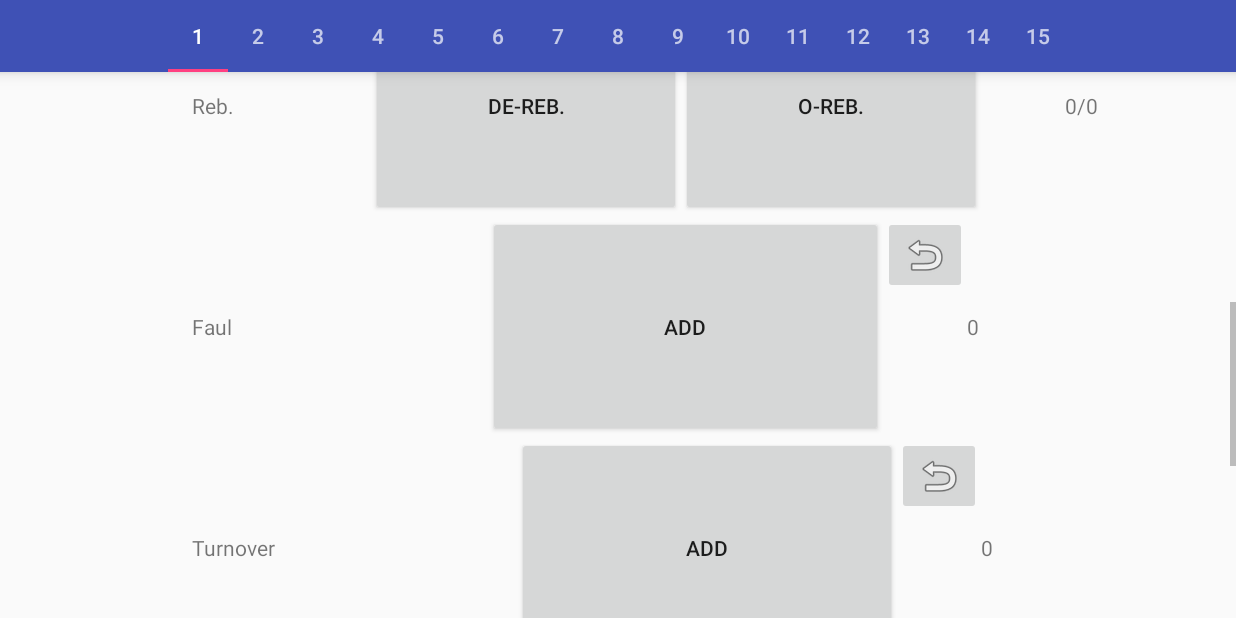
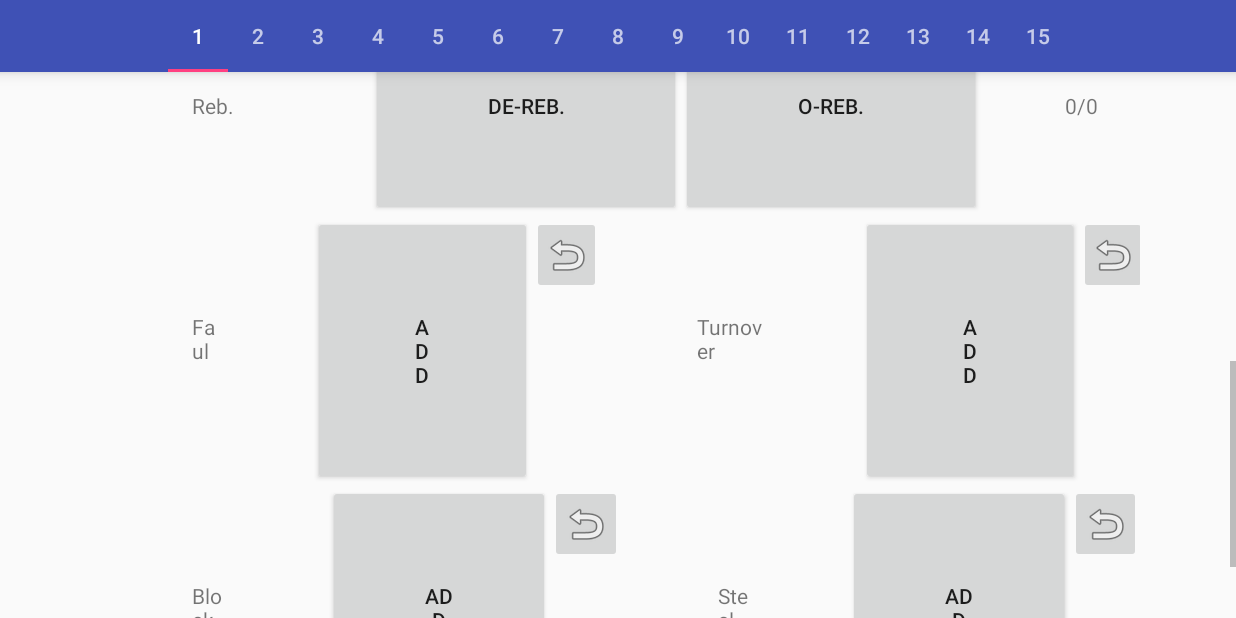
Before and after one commit to idiotleon/BBallerScoreBoard, an Android app: the ScoreBoardMainActivity screen opened directly, with no data from a screen before it, scrolled down 509 dp, on a phone screen of 824 x 412 dp (held sideways). Run offline under Robolectric (Android 15) with nearby library versions, the phone set to English and light mode, and no system bars.

```diff
--- /dev/null
+++ b/app/src/main/java/com/leontheprofessional/bballscoreboard/database/GameContentProvider.java
@@ -0,0 +1,4 @@
+package com.leontheprofessional.bballscoreboard.database;
+
+public class GameContentProvider {
+}
--- a/app/src/main/java/com/leontheprofessional/bballscoreboard/scoreboard/ScoreBoardMainActivity.java
+++ b/app/src/main/java/com/leontheprofessional/bballscoreboard/scoreboard/ScoreBoardMainActivity.java
@@ -1,19 +1,14 @@
 package com.leontheprofessional.bballscoreboard.scoreboard;
 
-import android.app.FragmentManager;
-import android.app.FragmentTransaction;
 import android.os.Bundle;
 import android.support.annotation.Nullable;
 import android.support.design.widget.TabLayout;
 import android.support.v4.app.Fragment;
 import android.support.v4.app.FragmentPagerAdapter;
-import android.support.v4.view.PagerAdapter;
 import android.support.v4.view.ViewPager;
 import android.support.v7.app.AppCompatActivity;
-import android.view.View;
-import android.view.ViewGroup;
 
-import com.leontheprofessional.bballscoreboard.Helper.CommonConstants;
+import com.leontheprofessional.bballscoreboard.helpers.CommonConstants;
 import com.leontheprofessional.bballscoreboard.R;
 
 public class ScoreBoardMainActivity extends AppCompatActivity {
@@ -22,14 +17,6 @@ public class ScoreBoardMainActivity extends AppCompatActivity {
     protected void onCreate(@Nullable Bundle savedInstanceState) {
         super.onCreate(savedInstanceState);
         setContentView(R.layout.scoreboard_activity_main);
-
-        /*
-        FragmentManager fragmentManager = getFragmentManager();
-        FragmentTransaction fragmentTransaction = fragmentManager.beginTransaction();
-        ScoreBoardMainFragment scoreBoardMainFragment = new ScoreBoardMainFragment();
-        fragmentTransaction.replace(R.id.scoreboard_activity_main_container, scoreBoardMainFragment);
-        fragmentTransaction.commit();
-        */
 
         final TabLayout tabLayout = (TabLayout) findViewById(R.id.scoreboard_activity_main_tab_layout);
         tabLayout.addTab(tabLayout.newTab().setText("1"));
@@ -57,7 +44,8 @@ public class ScoreBoardMainActivity extends AppCompatActivity {
                 // todo: update with the original data for the fragment that is going to be inflated
                 ScoreBoardMainFragment scoreBoardMainFragment = new ScoreBoardMainFragment();
                 Bundle bundle = new Bundle();
-                bundle.putInt(CommonConstants.JERSEY_NUMBER_IDENTIFIER, position);
+                // todo: Jersey Numbers are not simply (position + 1)
+                bundle.putInt(CommonConstants.JERSEY_NUMBER_IDENTIFIER, position + 1);
                 scoreBoardMainFragment.setArguments(bundle);
                 return scoreBoardMainFragment;
             }
--- a/app/src/main/java/com/leontheprofessional/bballscoreboard/scoreboard/ScoreBoardMainFragment.java
+++ b/app/src/main/java/com/leontheprofessional/bballscoreboard/scoreboard/ScoreBoardMainFragment.java
@@ -8,27 +8,36 @@ import android.support.annotation.Nullable;
 import android.view.LayoutInflater;
 import android.view.View;
 import android.view.ViewGroup;
+import android.widget.TextView;
 
-import com.leontheprofessional.bballscoreboard.Helper.CommonConstants;
+import com.leontheprofessional.bballscoreboard.helpers.CommonConstants;
 import com.leontheprofessional.bballscoreboard.R;
 
 @TargetApi(Build.VERSION_CODES.HONEYCOMB)
-public class ScoreBoardMainFragment extends Fragment{
+public class ScoreBoardMainFragment extends Fragment {
+
+    private static final String LOG_TAG = ScoreBoardMainFragment.class.getSimpleName();
+
+    private TextView scoreboardTitle;
 
     @Nullable
     @Override
     public View onCreateView(LayoutInflater inflater, ViewGroup container, Bundle savedInstanceState) {
-        // todo: inflate the fragment with the data stored in the database
-        if(!getArguments().equals(null)) {
+        View view = inflater.inflate(R.layout.fragment_scoreboard_main, container, false);
+
+        final int jerseyNumber = getArguments().getInt(CommonConstants.JERSEY_NUMBER_IDENTIFIER);
+
+        // todo: go to database with jerseyNumber as the identifier to fetch players' data
+
+/*        if(!getArguments().equals(null)) {
             final int jerseyNumber = getArguments().getInt(CommonConstants.JERSEY_NUMBER_IDENTIFIER);
 
             // todo: go to database with jerseyNumber as the identifier to fetch players' data
 
         }else{
 
-        }
+        }*/
 
-
-        return inflater.inflate(R.layout.fragment_scoreboard_main, container, false);
+        return view;
     }
 }
--- a/app/src/main/res/layout/fragment_scoreboard_main.xml
+++ b/app/src/main/res/layout/fragment_scoreboard_main.xml
@@ -7,12 +7,12 @@
         xmlns:tools="http://schemas.android.com/tools"
         android:layout_width="match_parent"
         android:layout_height="wrap_content"
-        android:orientation="vertical"
         android:paddingBottom="@dimen/activity_vertical_margin"
         android:paddingLeft="@dimen/activity_horizontal_margin"
         android:paddingRight="@dimen/activity_horizontal_margin"
         android:paddingTop="@dimen/activity_vertical_margin"
-        tools:context="com.leontheprofessional.bballscoreboard.MainActivity">
+        tools:context="com.leontheprofessional.bballscoreboard.MainActivity"
+        android:orientation="vertical">
 
         <LinearLayout
             android:layout_width="match_parent"
@@ -192,6 +192,7 @@
             <ImageButton
                 android:layout_width="wrap_content"
                 android:layout_height="wrap_content"
+                android:layout_weight="1"
                 android:src="@android:drawable/ic_menu_revert" />
 
             <TextView
@@ -200,12 +201,6 @@
                 android:layout_height="wrap_content"
                 android:layout_weight="1"
                 android:text="@string/zero" />
-        </LinearLayout>
-
-        <LinearLayout
-            android:layout_width="match_parent"
-            android:layout_height="wrap_content"
-            android:orientation="horizontal">
 
             <TextView
                 android:layout_width="wrap_content"
@@ -224,6 +219,7 @@
             <ImageButton
                 android:layout_width="wrap_content"
                 android:layout_height="wrap_content"
+                android:layout_weight="1"
                 android:src="@android:drawable/ic_menu_revert" />
 
             <TextView
@@ -256,6 +252,7 @@
             <ImageButton
                 android:layout_width="wrap_content"
                 android:layout_height="wrap_content"
+                android:layout_weight="1"
                 android:src="@android:drawable/ic_menu_revert" />
 
             <TextView
@@ -264,12 +261,6 @@
                 android:layout_height="wrap_content"
                 android:layout_weight="1"
                 android:text="@string/zero" />
-        </LinearLayout>
-
-        <LinearLayout
-            android:layout_width="match_parent"
-            android:layout_height="wrap_content"
-            android:orientation="horizontal">
 
             <TextView
                 android:layout_width="wrap_content"
@@ -288,6 +279,7 @@
             <ImageButton
                 android:layout_width="wrap_content"
                 android:layout_height="wrap_content"
+                android:layout_weight="1"
                 android:src="@android:drawable/ic_menu_revert" />
 
             <TextView
--- a/app/src/main/res/layout/scoreboard_activity_main.xml
+++ b/app/src/main/res/layout/scoreboard_activity_main.xml
@@ -5,15 +5,6 @@
     android:layout_width="match_parent"
     android:layout_height="match_parent"
     android:orientation="vertical">
-
-<!--    <android.support.v7.widget.Toolbar
-        android:layout_width="match_parent"
-        android:layout_height="wrap_content"
-        android:background="?attr/colorPrimary"
-        android:elevation="6dp"
-        android:minHeight="?attr/actionBarSize"
-        android:theme="@style/ThemeOverlay.AppCompat.Dark.ActionBar"
-        app:popupTheme="@style/ThemeOverlay.AppCompat.Light" />-->
 
     <android.support.design.widget.TabLayout
         android:id="@+id/scoreboard_activity_main_tab_layout"
@@ -23,11 +14,6 @@
         android:elevation="6dp"
         android:theme="@style/ThemeOverlay.AppCompat.Dark.ActionBar">
 
-<!--        <FrameLayout
-            android:id="@+id/scoreboard_activity_main_container"
-            android:layout_width="match_parent"
-            android:layout_height="match_parent"></FrameLayout>-->
-
     </android.support.design.widget.TabLayout>
 
     <android.support.v4.view.ViewPager
@@ -35,5 +21,4 @@
         android:layout_width="match_parent"
         android:layout_height="match_parent"></android.support.v4.view.ViewPager>
 
-
 </LinearLayout>
```
Also changed, not shown: app/src/main/java/com/leontheprofessional/bballscoreboard/Helper/CommonConstants.java (deleted, +0 -9 lines), app/src/main/java/com/leontheprofessional/bballscoreboard/database/DatabaseContract.java (added, +88 -0 lines), app/src/main/java/com/leontheprofessional/bballscoreboard/database/helper/DatabaseHelper.java (added, +22 -0 lines), app/src/main/java/com/leontheprofessional/bballscoreboard/helpers/CommonConstants.java (added, +9 -0 lines), 2 other files.
